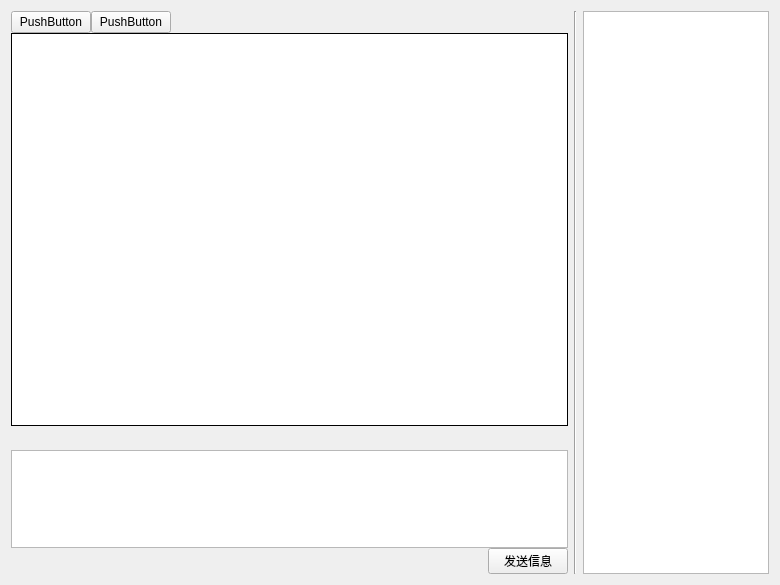
First picture: the form in TestProject/ui/chatroom.ui, repository ChinSing00/ChatChat, before the edit.
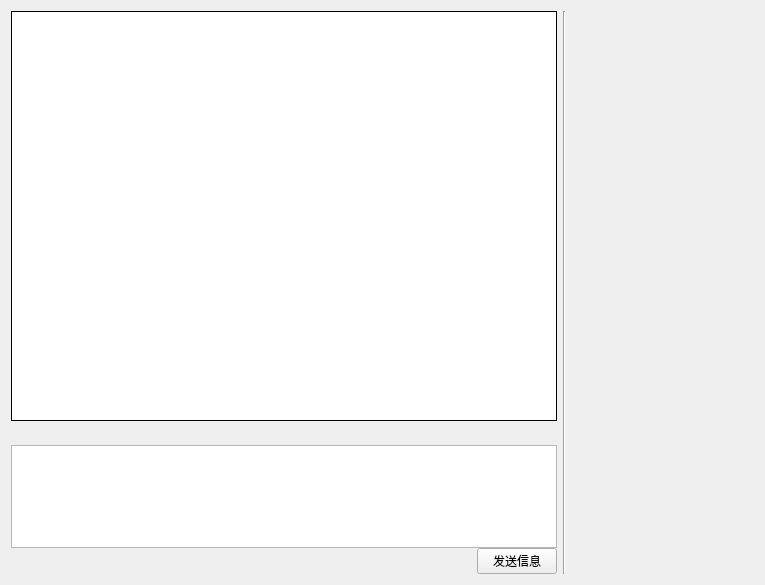
Second picture: the form after the edit. Icons and pictures are not drawn.

Patch:
```diff
--- a/TestProject/ui/chatroom.ui
+++ b/TestProject/ui/chatroom.ui
@@ -6,7 +6,7 @@
    <rect>
     <x>0</x>
     <y>0</y>
-    <width>780</width>
+    <width>765</width>
     <height>585</height>
    </rect>
   </property>
@@ -19,7 +19,7 @@
   <layout class="QHBoxLayout" name="horizontalLayout" stretch="3,0,1">
    <item>
     <widget class="QWidget" name="left" native="true">
-     <layout class="QVBoxLayout" name="verticalLayout" stretch="1,20,1,5,1">
+     <layout class="QVBoxLayout" name="verticalLayout" stretch="20,1,5,1">
       <property name="spacing">
        <number>0</number>
       </property>
@@ -35,54 +35,6 @@
       <property name="bottomMargin">
        <number>0</number>
       </property>
-      <item>
-       <widget class="QWidget" name="widget" native="true">
-        <layout class="QHBoxLayout" name="horizontalLayout_2" stretch="1,1,20">
-         <property name="spacing">
-          <number>0</number>
-         </property>
-         <property name="leftMargin">
-          <number>0</number>
-         </property>
-         <property name="topMargin">
-          <number>0</number>
-         </property>
-         <property name="rightMargin">
-          <number>0</number>
-         </property>
-         <property name="bottomMargin">
-          <number>0</number>
-         </property>
-         <item>
-          <widget class="QPushButton" name="pushButton">
-           <property name="text">
-            <string>PushButton</string>
-           </property>
-          </widget>
-         </item>
-         <item>
-          <widget class="QPushButton" name="pushButton_2">
-           <property name="text">
-            <string>PushButton</string>
-           </property>
-          </widget>
-         </item>
-         <item>
-          <spacer name="horizontalSpacer">
-           <property name="orientation">
-            <enum>Qt::Horizontal</enum>
-           </property>
-           <property name="sizeHint" stdset="0">
-            <size>
-             <width>40</width>
-             <height>20</height>
-            </size>
-           </property>
-          </spacer>
-         </item>
-        </layout>
-       </widget>
-      </item>
       <item>
        <widget class="QTextBrowser" name="chatWin">
         <property name="sizePolicy">
@@ -150,8 +102,8 @@
            </property>
            <property name="iconSize">
             <size>
-             <width>32</width>
-             <height>32</height>
+             <width>24</width>
+             <height>24</height>
             </size>
            </property>
            <property name="checkable">
@@ -320,7 +272,17 @@
        <number>0</number>
       </property>
       <item>
-       <widget class="QGraphicsView" name="graphicsView"/>
+       <spacer name="horizontalSpacer">
+        <property name="orientation">
+         <enum>Qt::Horizontal</enum>
+        </property>
+        <property name="sizeHint" stdset="0">
+         <size>
+          <width>40</width>
+          <height>20</height>
+         </size>
+        </property>
+       </spacer>
       </item>
      </layout>
     </widget>
```
Left out of the diff: 6 changed lines with no effect on the pictures.
